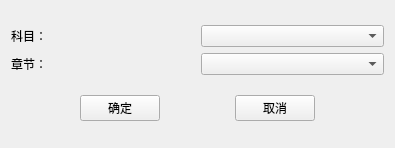
Qt form ui/chapterexercisesetup.ui (JackeyLea/CPS) before a commit.
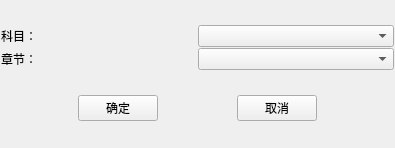
The same form after that commit.

Diff of the .ui file:
```diff
--- a/ui/chapterexercisesetup.ui
+++ b/ui/chapterexercisesetup.ui
@@ -14,8 +14,26 @@
    <string>选择需要练习的章节</string>
   </property>
   <layout class="QGridLayout" name="gridLayout_2">
+   <property name="leftMargin">
+    <number>1</number>
+   </property>
+   <property name="topMargin">
+    <number>1</number>
+   </property>
+   <property name="rightMargin">
+    <number>1</number>
+   </property>
+   <property name="bottomMargin">
+    <number>1</number>
+   </property>
+   <property name="spacing">
+    <number>1</number>
+   </property>
    <item row="0" column="0">
     <layout class="QGridLayout" name="gridLayout">
+     <property name="spacing">
+      <number>1</number>
+     </property>
      <item row="0" column="0">
       <widget class="QLabel" name="labelChapter">
        <property name="text">
@@ -40,6 +58,9 @@
    </item>
    <item row="1" column="0">
     <layout class="QHBoxLayout" name="horizontalLayout">
+     <property name="spacing">
+      <number>1</number>
+     </property>
      <item>
       <spacer name="spacerHL">
        <property name="orientation">
```
Left out of the diff: 2 changed lines with no effect on the pictures.
